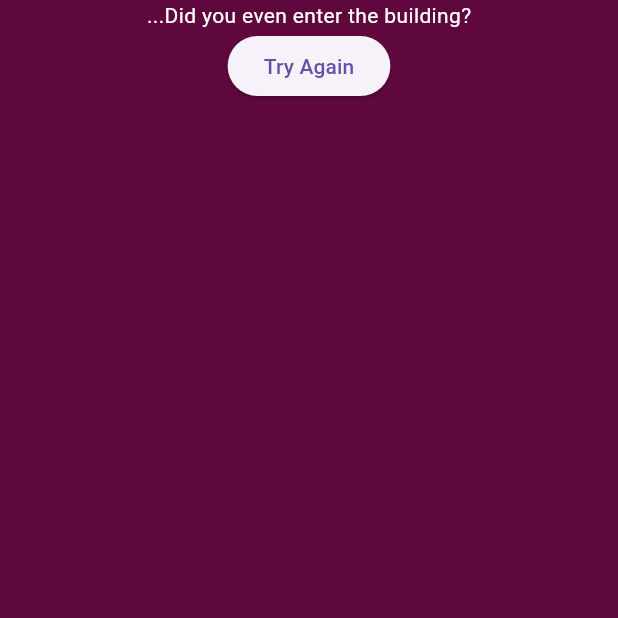
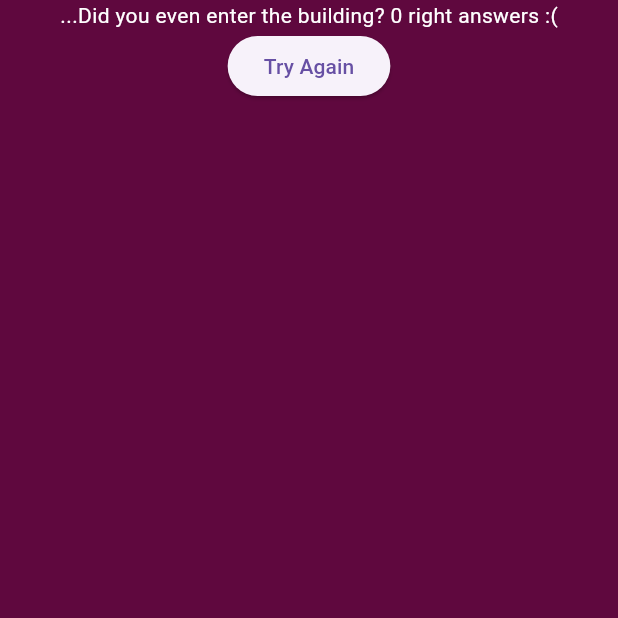
Before and after one commit to dor8d0/PFTScavengerHunt, a Flutter app: the FailScreen screen opened directly, on a phone screen of 412 x 824 dp, the top half of it. Run offline on Flutter 3.47's test engine with Material 3 defaults, Android fonts, the phone set to English and light mode, and no system bars.

Commit message:
Update main.dart

```diff
--- a/pft_scavenger_hunt/lib/main.dart
+++ b/pft_scavenger_hunt/lib/main.dart
@@ -199,7 +199,7 @@ class FailScreen extends StatelessWidget{
       body: Center(
         child: Column(
           children: [
-            Text("...Did you even enter the building?", style: TextStyle(color: Color.fromARGB(255, 255, 255, 255)),),
+            Text("...Did you even enter the building? 0 right answers :(", style: TextStyle(color: Color.fromARGB(255, 255, 255, 255)),),
             ElevatedButton(onPressed: (){Navigator.pop(context);}, child: Text("Try Again"))
           ],
         ),
```
